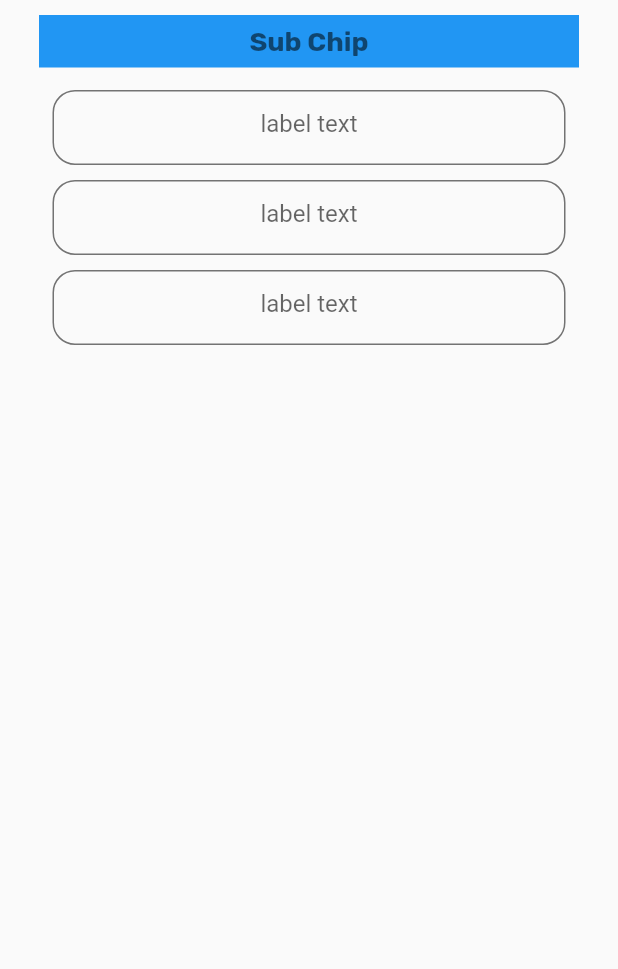
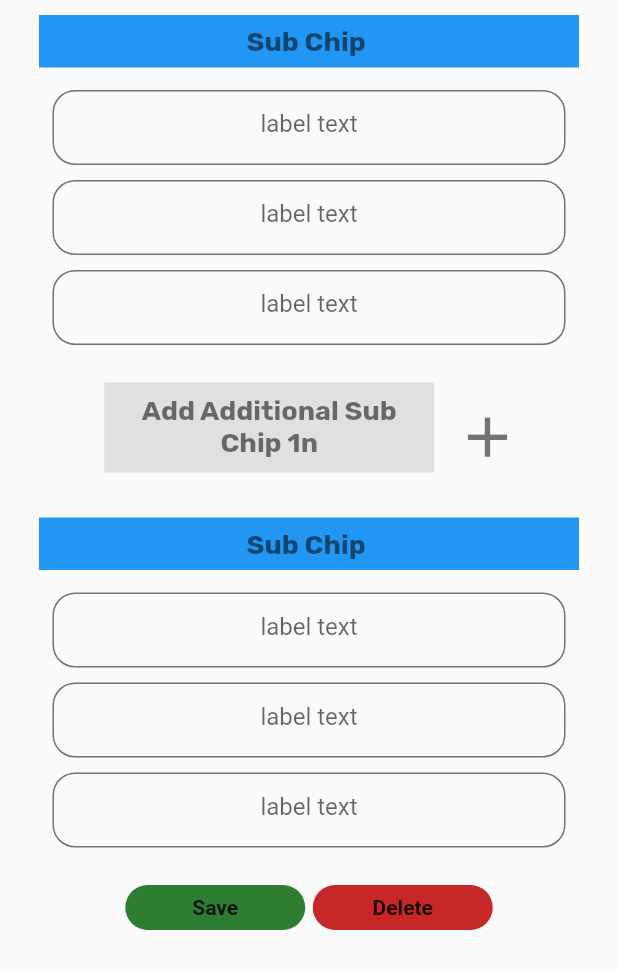
Before and after one commit to islamgamal44/IJcustom_from_widget, a Flutter app: the SubChips screen opened directly, on a phone screen of 412 x 824 dp. Shown: the top 969 px of the screen. Run offline on Flutter 3.47's test engine with Material 2 defaults, Android fonts, the phone set to English and light mode, and no system bars; our stand-ins replace google_fonts.

Commit message:
IJ updates

```diff
--- a/lib/data/core/componentes.dart
+++ b/lib/data/core/componentes.dart
@@ -126,3 +126,58 @@ Widget defaultSubChip({
         defaultTextFormField(labelText: "label text"),
       ],
     );
+
+Widget defaultAddButton() => Row(
+      mainAxisAlignment: MainAxisAlignment.center,
+      children: [
+        Container(
+            height: 60,
+            width: 220,
+            color: Colors.grey[300],
+            child: Padding(
+              padding: const EdgeInsets.all(8.0),
+              child: Text(
+                'Add Additional Sub \nChip 1n',
+                textAlign: TextAlign.center,
+                style: GoogleFonts.rubik(
+                    textStyle: TextStyle(
+                  fontSize: 18,
+                  fontWeight: FontWeight.bold,
+                  color: Colors.black54,
+                )),
+              ),
+            )),
+        SizedBox(
+          width: 5,
+        ),
+        IconButton(
+            onPressed: () {},
+            icon: Icon(
+              Icons.add,
+              color: Colors.black54,
+              size: 45,
+            ))
+      ],
+    );
+
+Widget defaultButton({
+  Color? buttonColor,
+  required Function() buttonFunction,
+  required String buttonText,
+}) =>
+    Container(
+      width: 120,
+      height: 30,
+      decoration: BoxDecoration(
+          borderRadius: BorderRadius.circular(15.0), color: buttonColor),
+      child: MaterialButton(
+        onPressed: buttonFunction,
+        child: Text(
+          buttonText,
+          style: TextStyle(
+            color: Colors.black87,
+            fontWeight: FontWeight.bold,
+          ),
+        ),
+      ),
+    );
--- a/lib/main.dart
+++ b/lib/main.dart
@@ -1,6 +1,6 @@
 import 'package:flutter/material.dart';
 
-import 'modules/sub Chips.dart';
+import 'modules/parent_chips.dart';
 
 void main() {
   runApp(const MyApp());
@@ -18,7 +18,7 @@ class MyApp extends StatelessWidget {
       theme: ThemeData(
         primarySwatch: Colors.blue,
       ),
-      home: const SubChips(),
+      home: const StateOne(),
     );
   }
 }
--- a/lib/modules/parent_chips.dart
+++ b/lib/modules/parent_chips.dart
@@ -2,6 +2,7 @@
 
 import 'dart:developer';
 
+import 'package:custom_from_widget/modules/sub%20Chips.dart';
 import 'package:flutter/material.dart';
 
 import '../data/core/componentes.dart';
@@ -47,6 +48,10 @@ class _StateOneState extends State<StateOne> {
 
           switch (_selected) {
             case 0:
+              Navigator.push(
+                context,
+                MaterialPageRoute(builder: (context) => const SubChips()),
+              );
               log("selected 1");
               break;
             case 1:
--- a/lib/modules/sub Chips.dart
+++ b/lib/modules/sub Chips.dart
@@ -15,15 +15,39 @@ class _TestState extends State<SubChips> {
   Widget build(BuildContext context) {
     return Scaffold(
       body: SafeArea(
-        child: SingleChildScrollView(
-          child: Center(
+          child: ListView(
+        children: [
+          Center(
             child: Column(
               mainAxisAlignment: MainAxisAlignment.start,
-              children: [defaultSubChip(title: "Sub Chip")],
+              children: [
+                defaultSubChip(title: "Sub Chip "),
+                SizedBox(height: 20),
+                defaultAddButton(),
+                SizedBox(height: 20),
+                defaultSubChip(title: "Sub Chip "),
+                SizedBox(height: 20),
+                Row(
+                  mainAxisAlignment: MainAxisAlignment.center,
+                  children: [
+                    defaultButton(
+                        buttonFunction: () {},
+                        buttonText: 'Save',
+                        buttonColor: Colors.green[800]),
+                    SizedBox(
+                      width: 5,
+                    ),
+                    defaultButton(
+                        buttonFunction: () {},
+                        buttonText: 'Delete',
+                        buttonColor: Colors.red[800]),
+                  ],
+                )
+              ],
             ),
           ),
-        ),
-      ),
+        ],
+      )),
     );
   }
 }
```
